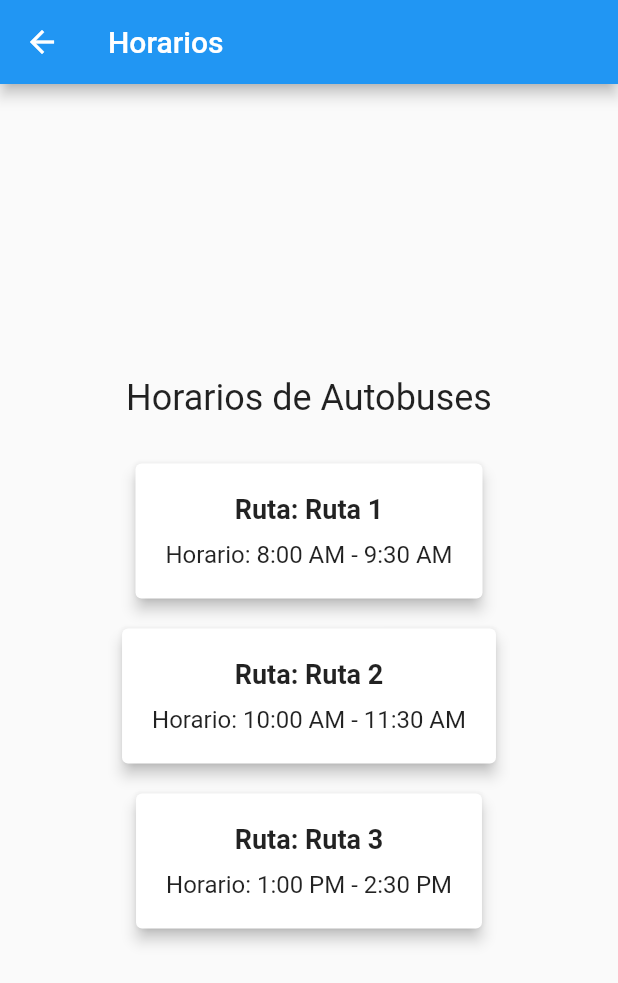
After one commit to Darwinst98/GestionAutobuses, a Flutter app: the HorariosScreen screen opened directly, on a phone screen of 412 x 824 dp. The commit adds this screen. Shown: the top 983 px of the screen. Run offline on Flutter 3.47's test engine with Material 2 defaults, Android fonts, the phone set to English and light mode, and no system bars.

Commit message:
horarios

```diff
--- /dev/null
+++ b/App_Usuario/lib/horarios.dart
@@ -0,0 +1,67 @@
+import 'package:flutter/material.dart';
+
+class HorariosScreen extends StatelessWidget {
+  @override
+  Widget build(BuildContext context) {
+    return Scaffold(
+      appBar: AppBar(
+        title: Text('Horarios'),
+      ),
+      body: Center(
+        child: Column(
+          mainAxisAlignment: MainAxisAlignment.center,
+          children: [
+            Text(
+              'Horarios de Autobuses',
+              style: TextStyle(fontSize: 24),
+            ),
+            SizedBox(height: 20),
+            HorarioCard(
+              ruta: 'Ruta 1',
+              horario: '8:00 AM - 9:30 AM',
+            ),
+            HorarioCard(
+              ruta: 'Ruta 2',
+              horario: '10:00 AM - 11:30 AM',
+            ),
+            HorarioCard(
+              ruta: 'Ruta 3',
+              horario: '1:00 PM - 2:30 PM',
+            ),
+          ],
+        ),
+      ),
+    );
+  }
+}
+
+class HorarioCard extends StatelessWidget {
+  final String ruta;
+  final String horario;
+
+  HorarioCard({required this.ruta, required this.horario});
+
+  @override
+  Widget build(BuildContext context) {
+    return Card(
+      margin: EdgeInsets.symmetric(horizontal: 20, vertical: 10),
+      elevation: 4,
+      child: Padding(
+        padding: EdgeInsets.all(20),
+        child: Column(
+          children: [
+            Text(
+              'Ruta: $ruta',
+              style: TextStyle(fontSize: 18, fontWeight: FontWeight.bold),
+            ),
+            SizedBox(height: 10),
+            Text(
+              'Horario: $horario',
+              style: TextStyle(fontSize: 16),
+            ),
+          ],
+        ),
+      ),
+    );
+  }
+}
```
Also changed, not shown: App_Usuario/lib/main.dart (+10 -7 lines).
